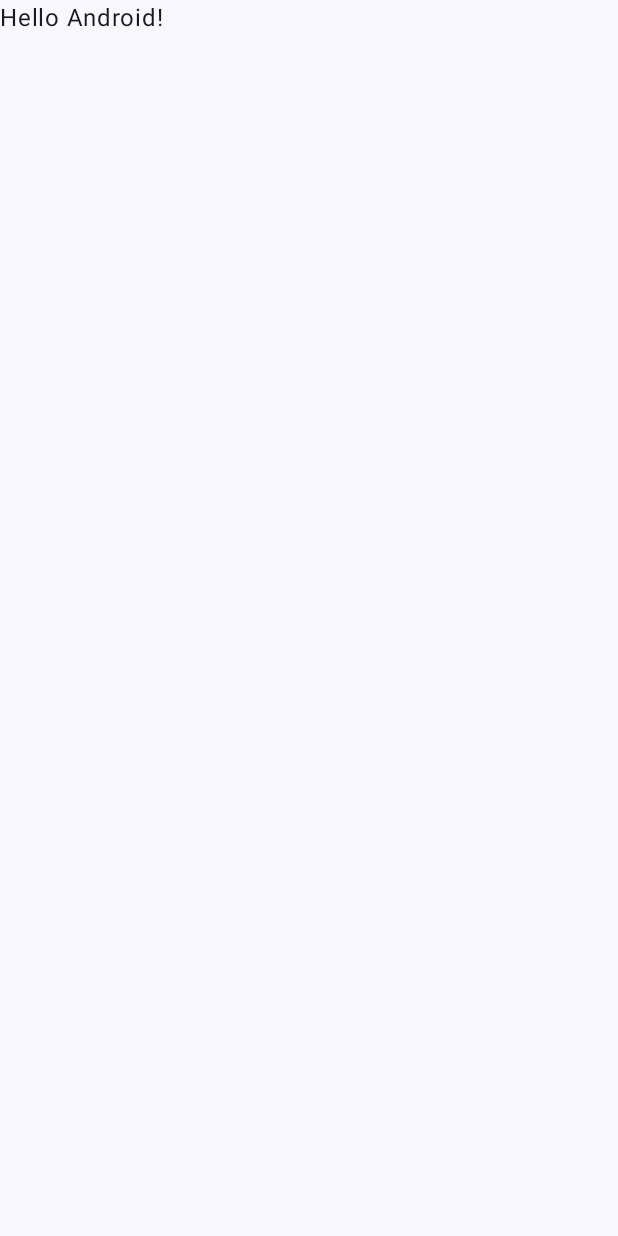
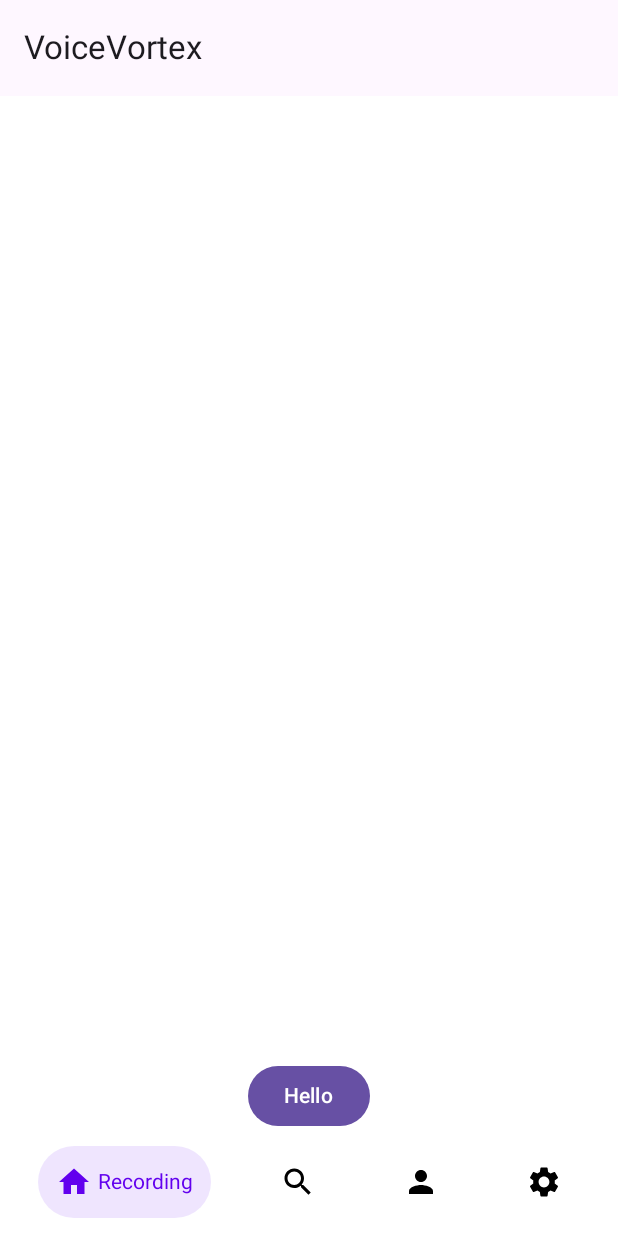
Before and after one commit to WaysUa/VoiceVortex, an Android app built with Jetpack Compose: the screen it shows after launch (MainActivity), on a phone screen of 412 x 824 dp. Before the commit the screen is almost empty. Run offline under Robolectric (Android 15) with nearby library versions, the phone set to English and light mode, and no system bars.

Commit message:
Created a bottom app bar, and bottom app bar navigation

```diff
--- a/app/build.gradle
+++ b/app/build.gradle
@@ -56,6 +56,7 @@ dependencies {
     implementation 'androidx.compose.ui:ui-graphics'
     implementation 'androidx.compose.ui:ui-tooling-preview'
     implementation 'androidx.compose.material3:material3'
+    implementation 'androidx.compose.material:material:1.4.1'
     testImplementation 'junit:junit:4.13.2'
     androidTestImplementation 'androidx.test.ext:junit:1.1.5'
     androidTestImplementation 'androidx.test.espresso:espresso-core:3.5.1'
@@ -63,4 +64,6 @@ dependencies {
     androidTestImplementation 'androidx.compose.ui:ui-test-junit4'
     debugImplementation 'androidx.compose.ui:ui-tooling'
     debugImplementation 'androidx.compose.ui:ui-test-manifest'
+    // Navigation
+    implementation("androidx.navigation:navigation-compose:2.6.0-alpha09")
 }
--- a/app/src/main/AndroidManifest.xml
+++ b/app/src/main/AndroidManifest.xml
@@ -3,6 +3,7 @@
     xmlns:tools="http://schemas.android.com/tools">
 
     <application
+        android:name=".app.VoiceVortexApplication"
         android:allowBackup="true"
         android:dataExtractionRules="@xml/data_extraction_rules"
         android:fullBackupContent="@xml/backup_rules"
@@ -13,7 +14,7 @@
         android:theme="@style/Theme.VoiceVortex"
         tools:targetApi="31">
         <activity
-            android:name=".MainActivity"
+            android:name=".app.MainActivity"
             android:exported="true"
             android:label="@string/app_name"
             android:theme="@style/Theme.VoiceVortex">
--- a/app/src/main/java/com/main/voicevortex/MainActivity.kt
+++ /dev/null
@@ -1,46 +0,0 @@
-package com.main.voicevortex
-
-import android.os.Bundle
-import androidx.activity.ComponentActivity
-import androidx.activity.compose.setContent
-import androidx.compose.foundation.layout.fillMaxSize
-import androidx.compose.material3.MaterialTheme
-import androidx.compose.material3.Surface
-import androidx.compose.material3.Text
-import androidx.compose.runtime.Composable
-import androidx.compose.ui.Modifier
-import androidx.compose.ui.tooling.preview.Preview
-import com.main.voicevortex.ui.theme.VoiceVortexTheme
-
-class MainActivity : ComponentActivity() {
-    override fun onCreate(savedInstanceState: Bundle?) {
-        super.onCreate(savedInstanceState)
-        setContent {
-            VoiceVortexTheme {
-                // A surface container using the 'background' color from the theme
-                Surface(
-                    modifier = Modifier.fillMaxSize(),
-                    color = MaterialTheme.colorScheme.background
-                ) {
-                    Greeting("Android")
-                }
-            }
-        }
-    }
-}
-
-@Composable
-fun Greeting(name: String, modifier: Modifier = Modifier) {
-    Text(
-        text = "Hello $name!",
-        modifier = modifier
-    )
-}
-
-@Preview(showBackground = true)
-@Composable
-fun GreetingPreview() {
-    VoiceVortexTheme {
-        Greeting("Android")
-    }
-}
--- /dev/null
+++ b/app/src/main/java/com/main/voicevortex/app/MainActivity.kt
@@ -0,0 +1,54 @@
+package com.main.voicevortex.app
+
+import android.annotation.SuppressLint
+import android.os.Bundle
+import androidx.activity.compose.setContent
+import androidx.compose.foundation.BorderStroke
+import androidx.compose.foundation.border
+import androidx.compose.foundation.layout.fillMaxSize
+import androidx.compose.foundation.layout.fillMaxWidth
+import androidx.compose.foundation.layout.padding
+import androidx.compose.material.MaterialTheme
+import androidx.compose.material.Scaffold
+import androidx.compose.material.Surface
+import androidx.compose.runtime.mutableStateOf
+import androidx.compose.runtime.remember
+import androidx.compose.ui.Modifier
+import androidx.compose.ui.unit.dp
+import androidx.navigation.compose.rememberNavController
+import com.main.voicevortex.core.navigation.Navigation
+import com.main.voicevortex.core.navigation.BottomNavigationScreen
+import com.main.voicevortex.core.base.BaseActivity
+import com.main.voicevortex.core.navigation.CustomBottomNavigation
+
+class MainActivity : BaseActivity() {
+
+    @SuppressLint("UnusedMaterialScaffoldPaddingParameter")
+    override fun onCreate(savedInstanceState: Bundle?) {
+        super.onCreate(savedInstanceState)
+        setContent {
+            val navController = rememberNavController()
+            val currentBottomNavigationScreen = remember {
+                mutableStateOf<BottomNavigationScreen>(BottomNavigationScreen.Home)
+            }
+
+            Surface(
+                modifier = Modifier.fillMaxSize(),
+                color = MaterialTheme.colors.background
+            ) {
+                Scaffold(
+                    bottomBar = {
+                        CustomBottomNavigation(currentScreenId = currentBottomNavigationScreen.value.id) {
+                            currentBottomNavigationScreen.value = it
+                            navController.navigate(currentBottomNavigationScreen.value.id)
+                        }
+                    },
+                    modifier = Modifier.fillMaxWidth()
+                        .padding(bottom = 4.dp)
+                ) {
+                    Navigation(navController = navController)
+                }
+            }
+        }
+    }
+}
--- /dev/null
+++ b/app/src/main/java/com/main/voicevortex/app/VoiceVortexApplication.kt
@@ -0,0 +1,5 @@
+package com.main.voicevortex.app
+
+import android.app.Application
+
+class VoiceVortexApplication : Application()
--- /dev/null
+++ b/app/src/main/java/com/main/voicevortex/core/base/BaseActivity.kt
@@ -0,0 +1,5 @@
+package com.main.voicevortex.core.base
+
+import androidx.activity.ComponentActivity
+
+abstract class BaseActivity : ComponentActivity()
--- /dev/null
+++ b/app/src/main/java/com/main/voicevortex/core/navigation/BottomNavigationScreen.kt
@@ -0,0 +1,25 @@
+package com.main.voicevortex.core.navigation
+
+import androidx.compose.material.icons.Icons
+import androidx.compose.material.icons.filled.Home
+import androidx.compose.material.icons.filled.Person
+import androidx.compose.material.icons.filled.Search
+import androidx.compose.material.icons.filled.Settings
+import androidx.compose.ui.graphics.vector.ImageVector
+
+sealed class BottomNavigationScreen(
+    val id : String,
+    val title : String,
+    val icon : ImageVector
+) {
+    object Home : BottomNavigationScreen("recording", "Recording", Icons.Default.Home)
+    object Search : BottomNavigationScreen("search", "Search", Icons.Default.Search)
+    object Profile : BottomNavigationScreen("profile","Profile", Icons.Default.Person)
+    object Setting : BottomNavigationScreen("setting","Setting", Icons.Default.Settings)
+
+    object Items {
+        val list = listOf(
+            Home, Search, Profile, Setting
+        )
+    }
+}
--- /dev/null
+++ b/app/src/main/java/com/main/voicevortex/core/navigation/CustomBottomNavigatio.kt
@@ -0,0 +1,77 @@
+package com.main.voicevortex.core.navigation
+
+import androidx.compose.animation.AnimatedVisibility
+import androidx.compose.foundation.background
+import androidx.compose.foundation.clickable
+import androidx.compose.foundation.layout.*
+import androidx.compose.foundation.shape.CircleShape
+import androidx.compose.material.Icon
+import androidx.compose.material.MaterialTheme
+import androidx.compose.material.Text
+import androidx.compose.runtime.Composable
+import androidx.compose.ui.Alignment
+import androidx.compose.ui.Modifier
+import androidx.compose.ui.draw.clip
+import androidx.compose.ui.graphics.Color
+import androidx.compose.ui.tooling.preview.Preview
+import androidx.compose.ui.unit.dp
+
+@Composable
+fun CustomBottomNavigation(
+    currentScreenId: String,
+    onItemSelected: (BottomNavigationScreen) -> Unit
+) {
+    val item = BottomNavigationScreen.Items.list
+    Row(
+        modifier = Modifier
+            .background(MaterialTheme.colors.background)
+            .padding(8.dp)
+            .fillMaxWidth(),
+        horizontalArrangement = Arrangement.SpaceAround,
+        verticalAlignment = Alignment.CenterVertically
+    ) {
+        item.forEach { item ->
+            CustomBottomNavigationItem(item = item, isSelected = item.id == currentScreenId){
+                onItemSelected(item)
+            }
+        }
+    }
+}
+
+@Composable
+fun CustomBottomNavigationItem(
+    item: BottomNavigationScreen,
+    isSelected: Boolean,
+    onClick: () -> Unit,
+) {
+    val background = if (isSelected) MaterialTheme.colors.primary.copy(alpha = 0.1f) else Color.Transparent
+    val contentColor = if (isSelected) MaterialTheme.colors.primary else MaterialTheme.colors.onBackground
+
+    Box(
+        modifier = Modifier
+            .clip(CircleShape)
+            .background(background)
+            .clickable(onClick = onClick)
+
+    ) {
+        Row(
+            modifier = Modifier.padding(12.dp),
+            verticalAlignment = Alignment.CenterVertically,
+            horizontalArrangement = Arrangement.spacedBy(4.dp)
+        ) {
+            Icon(
+                imageVector = item.icon,
+                contentDescription = null,
+                tint = contentColor
+            )
+            AnimatedVisibility(
+                visible = isSelected
+            ) {
+                Text(
+                    text = item.title,
+                    color = contentColor
+                )
+            }
+        }
+    }
+}
--- /dev/null
+++ b/app/src/main/java/com/main/voicevortex/core/navigation/NavGraph.kt
@@ -0,0 +1,30 @@
+package com.main.voicevortex.core.navigation
+
+import android.util.Log
+import androidx.compose.runtime.Composable
+import androidx.navigation.NavHostController
+import androidx.navigation.compose.NavHost
+import androidx.navigation.compose.composable
+import com.main.voicevortex.features.voice_recording.presentation.ui.AnotherScreen
+import com.main.voicevortex.features.voice_recording.presentation.ui.VoiceRecordingScreen
+
+@Composable
+fun Navigation(navController : NavHostController) {
+    NavHost(
+        navController = navController,
+        startDestination = BottomNavigationScreen.Home.id
+    ) {
+        composable(BottomNavigationScreen.Home.id) {
+            VoiceRecordingScreen()
+        }
+        composable(BottomNavigationScreen.Search.id) {
+            AnotherScreen()
+        }
+        composable(BottomNavigationScreen.Setting.id) {
+            Log.d("MyLog", "Settings")
+        }
+        composable(BottomNavigationScreen.Profile.id) {
+            Log.d("MyLog", "Profile")
+        }
+    }
+}
--- a/app/src/main/java/com/main/voicevortex/ui/theme/Color.kt
+++ b/app/src/main/java/com/main/voicevortex/core/resources/theme/Color.kt
@@ -1,4 +1,4 @@
-package com.main.voicevortex.ui.theme
+package com.main.voicevortex.core.resources.theme
 
 import androidx.compose.ui.graphics.Color
 
--- a/app/src/main/java/com/main/voicevortex/ui/theme/Theme.kt
+++ b/app/src/main/java/com/main/voicevortex/core/resources/theme/Theme.kt
@@ -1,4 +1,4 @@
-package com.main.voicevortex.ui.theme
+package com.main.voicevortex.core.resources.theme
 
 import android.app.Activity
 import android.os.Build
--- a/app/src/main/java/com/main/voicevortex/ui/theme/Type.kt
+++ b/app/src/main/java/com/main/voicevortex/core/resources/theme/Type.kt
@@ -1,4 +1,4 @@
-package com.main.voicevortex.ui.theme
+package com.main.voicevortex.core.resources.theme
 
 import androidx.compose.material3.Typography
 import androidx.compose.ui.text.TextStyle
--- /dev/null
+++ b/app/src/main/java/com/main/voicevortex/features/voice_recording/presentation/ui/AnotherScreen.kt
@@ -0,0 +1,26 @@
+package com.main.voicevortex.features.voice_recording.presentation.ui
+
+import androidx.compose.foundation.layout.Box
+import androidx.compose.foundation.layout.Column
+import androidx.compose.foundation.layout.fillMaxSize
+import androidx.compose.foundation.layout.padding
+import androidx.compose.material.Text
+import androidx.compose.material3.Button
+import androidx.compose.runtime.Composable
+import androidx.compose.ui.Alignment
+import androidx.compose.ui.Modifier
+import androidx.compose.ui.unit.dp
+
+@Composable
+fun AnotherScreen() {
+    Box(
+        modifier = Modifier
+            .fillMaxSize(),
+        contentAlignment = Alignment.BottomStart
+    ) {
+        Button(onClick = { /*TODO*/ },
+        modifier = Modifier.padding(bottom = 65.dp)) {
+            Text(text = "Hello")
+        }
+    }
+}
--- /dev/null
+++ b/app/src/main/java/com/main/voicevortex/features/voice_recording/presentation/ui/VoiceRecordingScreen.kt
@@ -0,0 +1,55 @@
+package com.main.voicevortex.features.voice_recording.presentation.ui
+
+import androidx.compose.foundation.layout.Arrangement
+import androidx.compose.foundation.layout.Box
+import androidx.compose.foundation.layout.Column
+import androidx.compose.foundation.layout.Row
+import androidx.compose.foundation.layout.fillMaxHeight
+import androidx.compose.foundation.layout.fillMaxSize
+import androidx.compose.foundation.layout.fillMaxWidth
+import androidx.compose.foundation.layout.padding
+import androidx.compose.material.icons.Icons
+import androidx.compose.material.icons.filled.Menu
+import androidx.compose.material3.BottomAppBar
+import androidx.compose.material3.Button
+import androidx.compose.material3.ExperimentalMaterial3Api
+import androidx.compose.material3.Icon
+import androidx.compose.material3.IconButton
+import androidx.compose.material3.Text
+import androidx.compose.material3.TopAppBar
+import androidx.compose.runtime.Composable
+import androidx.compose.ui.Alignment
+import androidx.compose.ui.Modifier
+import androidx.compose.ui.res.stringResource
+import androidx.compose.ui.tooling.preview.Preview
+import androidx.compose.ui.unit.dp
+import androidx.navigation.compose.rememberNavController
+import com.main.voicevortex.R
+
+@OptIn(ExperimentalMaterial3Api::class)
+@Composable
+@Preview(showBackground = true)
+fun VoiceRecordingScreen() {
+    Column(
+        modifier = Modifier
+            .fillMaxSize()
+            .padding(bottom = 65.dp),
+        horizontalAlignment = Alignment.CenterHorizontally,
+        verticalArrangement = Arrangement.SpaceBetween
+    ) {
+        TopAppBar(
+            modifier = Modifier.fillMaxWidth(),
+            title = { Text(text = stringResource(id = R.string.app_name)) }
+        )
+
+        Box(
+            modifier = Modifier
+                .fillMaxWidth()
+                .weight(1f)
+        ) {
+            Button(onClick = { /*TODO*/ }, Modifier.align(Alignment.BottomCenter)) {
+                Text(text = "Hello")
+            }
+        }
+    }
+}
```
